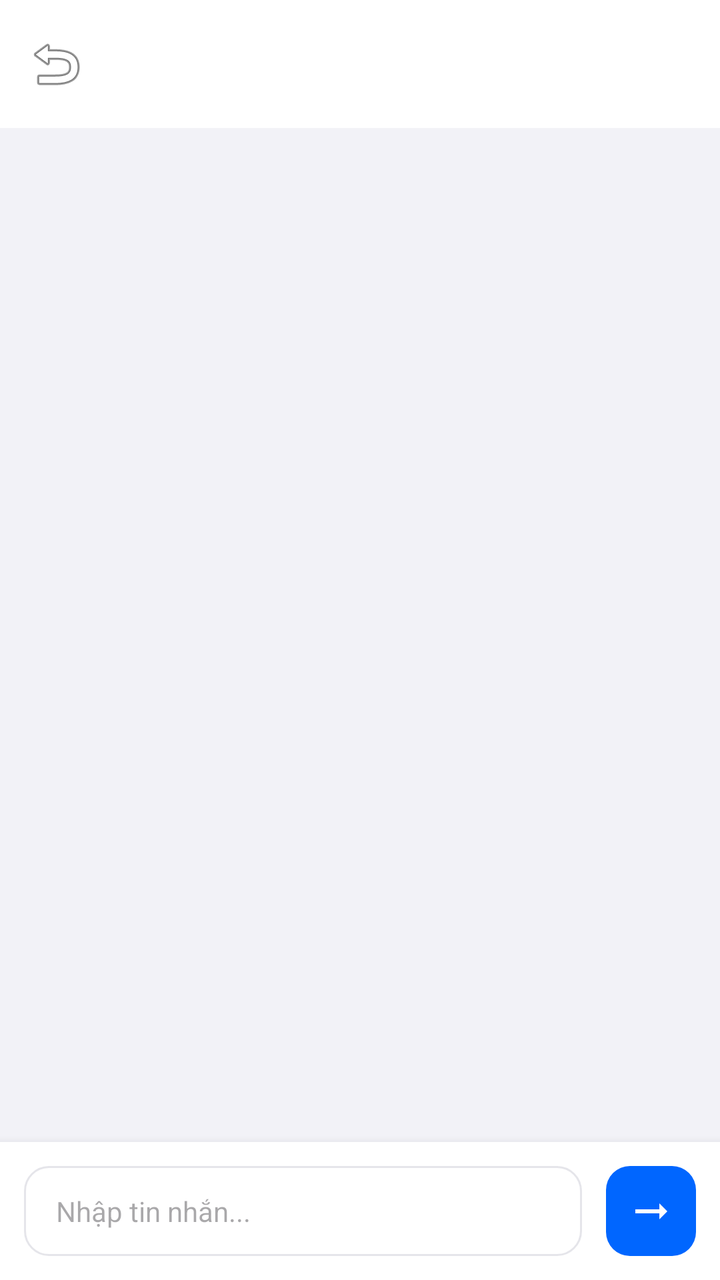
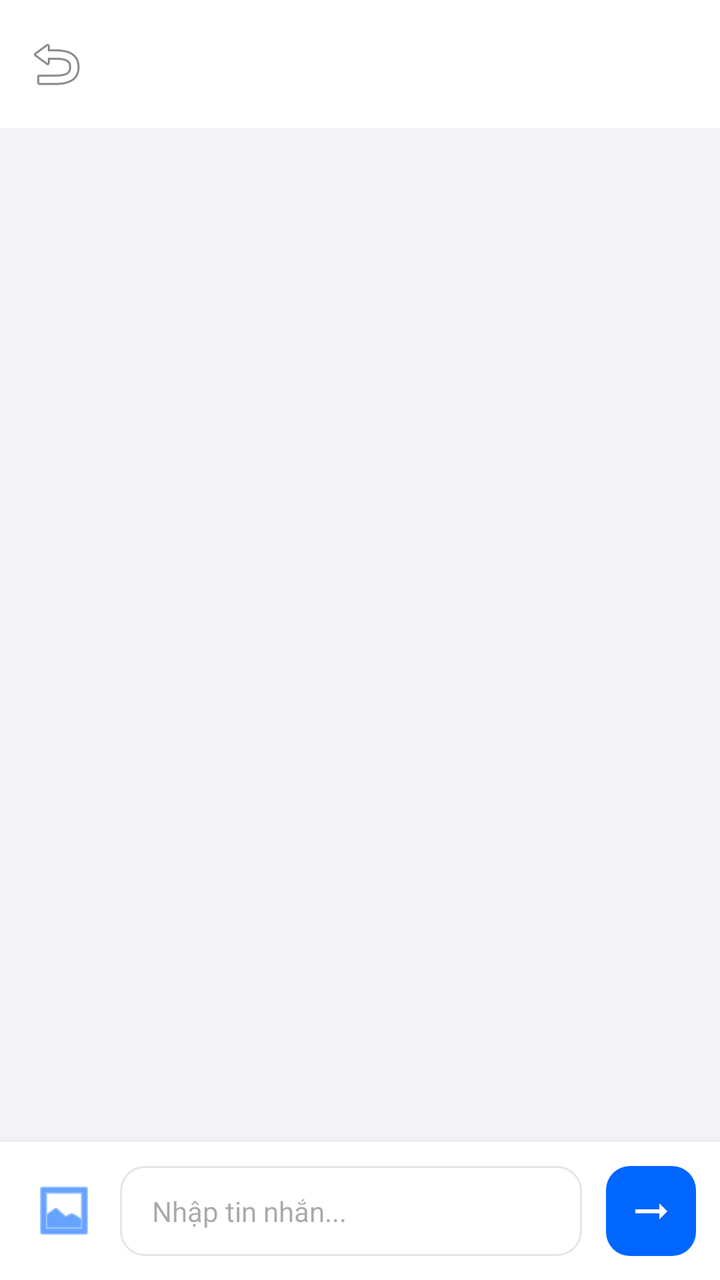

Screens rendered from an Android XML layout before and after an edit, with the pre-edit source and the edit as a unified diff.
<!-- AndroidManifest.xml: application theme Theme.DanoChatApp -->
<!-- res/layout/activity_chat.xml -->
<?xml version="1.0" encoding="utf-8"?>
<RelativeLayout xmlns:android="http://schemas.android.com/apk/res/android"
    xmlns:app="http://schemas.android.com/apk/res-auto"
    android:layout_width="match_parent"
    android:layout_height="match_parent"
    android:background="@color/chat_bg">

    <androidx.appcompat.widget.Toolbar
        android:id="@+id/toolbar_chat"
        android:layout_width="match_parent"
        android:layout_height="?attr/actionBarSize"
        android:background="@color/white"
        android:elevation="4dp"
        app:navigationIcon="@android:drawable/ic_menu_revert"
        app:titleTextColor="@color/black" />

    <androidx.recyclerview.widget.RecyclerView
        android:id="@+id/recycler_chat"
        android:layout_width="match_parent"
        android:layout_height="match_parent"
        android:layout_above="@+id/layout_input"
        android:layout_below="@id/toolbar_chat"
        android:clipToPadding="false"
        android:padding="12dp" />

    <LinearLayout
        android:id="@+id/layout_input"
        android:layout_width="match_parent"
        android:layout_height="wrap_content"
        android:layout_alignParentBottom="true"
        android:background="@color/white"
        android:elevation="8dp"
        android:gravity="center_vertical"
        android:orientation="horizontal"
        android:padding="12dp">

        <EditText
            android:id="@+id/edit_chat_message"
            android:layout_width="0dp"
            android:layout_height="wrap_content"
            android:layout_weight="1"
            android:background="@drawable/edit_text_bg"
            android:hint="Nhập tin nhắn..."
            android:inputType="textShortMessage|textAutoCorrect|textCapSentences"
            android:minHeight="45dp"
            android:paddingHorizontal="16dp"
            android:textSize="14sp" />

        <ImageButton
            android:id="@+id/btn_chat_send"
            android:layout_width="45dp"
            android:layout_height="45dp"
            android:layout_marginStart="12dp"
            android:background="@drawable/btn_primary_bg"
            android:src="@drawable/ic_arrow_right"
            app:tint="@color/white" />
    </LinearLayout>

</RelativeLayout>
<!-- resources referenced by this layout -->
<resources>
  <color name="black">#FF000000</color>
  <color name="chat_bg">#F2F2F7</color>
  <color name="white">#FFFFFFFF</color>
  <!-- drawable btn_primary_bg (drawable) -->
  <?xml version="1.0" encoding="utf-8"?>
  <shape xmlns:android="http://schemas.android.com/apk/res/android">
      <solid android:color="@color/primary" />
      <corners android:radius="12dp" />
  </shape>
  <!-- drawable edit_text_bg (drawable) -->
  <?xml version="1.0" encoding="utf-8"?>
  <shape xmlns:android="http://schemas.android.com/apk/res/android">
      <solid android:color="@color/white" />
      <stroke
          android:width="1dp"
          android:color="#E5E5EA" />
      <corners android:radius="12dp" />
  </shape>
  <!-- drawable ic_arrow_right (drawable) -->
  <vector xmlns:android="http://schemas.android.com/apk/res/android"
      android:width="24dp"
      android:height="24dp"
      android:viewportWidth="24"
      android:viewportHeight="24">
      <path
          android:fillColor="#FFFFFF"
          android:pathData="M16.01,11H4v2h12.01v3L20,12l-3.99,-4V11z" />
  </vector>
  <style name="Theme.DanoChatApp" parent="Base.Theme.DanoChatApp" />
  <color name="primary">#0066FF</color>
  <style name="Base.Theme.DanoChatApp" parent="Theme.Material3.DayNight.NoActionBar">
          
          <item name="colorPrimary">@color/primary</item>
          <item name="colorPrimaryVariant">@color/primary_dark</item>
          <item name="colorSecondary">@color/secondary</item>
          <item name="android:statusBarColor">@color/white</item>
          <item name="android:windowLightStatusBar">true</item>
      </style>
  <color name="primary_dark">#0052CC</color>
  <color name="secondary">#FF9500</color>
</resources>

<!-- the commit's change to res/layout/activity_chat.xml (unified diff, before → after) -->
@@ -34,6 +34,15 @@
         android:orientation="horizontal"
         android:padding="12dp">
 
+        <ImageButton
+            android:id="@+id/btn_add_image"
+            android:layout_width="40dp"
+            android:layout_height="40dp"
+            android:layout_marginEnd="8dp"
+            android:background="?attr/selectableItemBackgroundBorderless"
+            android:src="@android:drawable/ic_menu_gallery"
+            app:tint="@color/primary" />
+
         <EditText
             android:id="@+id/edit_chat_message"
             android:layout_width="0dp"
